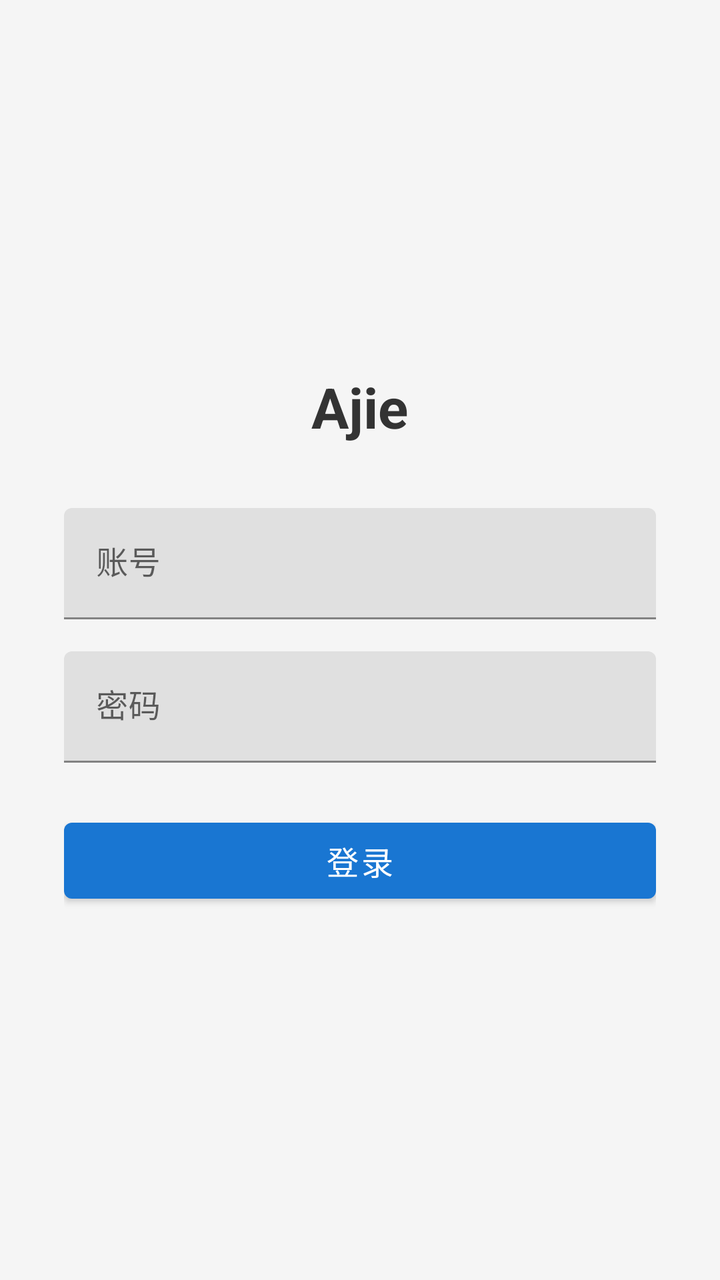
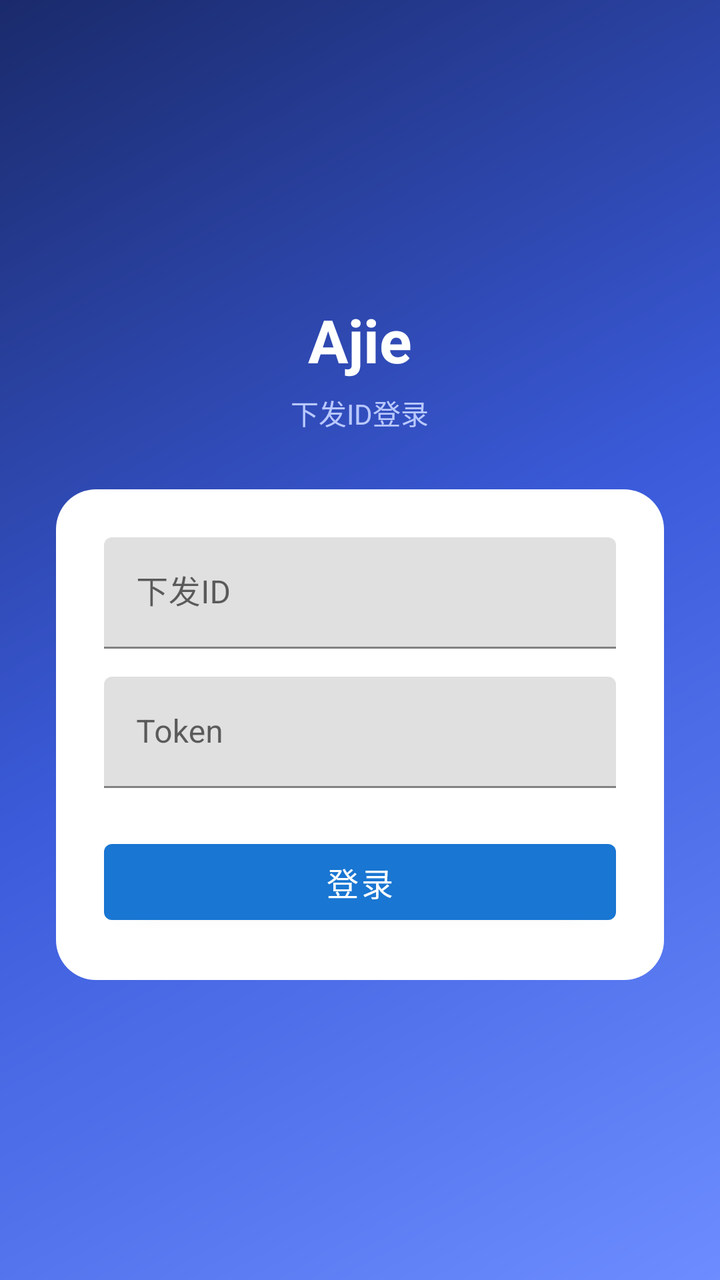

Compare the two renders of this Android layout. The source of the first and the diff that turns it into the second are given below.
<!-- AndroidManifest.xml: activity theme Theme.TaskHelper -->
<!-- res/layout/activity_login.xml -->
<?xml version="1.0" encoding="utf-8"?>
<LinearLayout xmlns:android="http://schemas.android.com/apk/res/android"
    android:layout_width="match_parent"
    android:layout_height="match_parent"
    android:background="#F5F5F5"
    android:gravity="center"
    android:orientation="vertical"
    android:padding="32dp">

    <TextView
        android:layout_width="wrap_content"
        android:layout_height="wrap_content"
        android:layout_marginBottom="32dp"
        android:text="Ajie"
        android:textColor="#333333"
        android:textSize="28sp"
        android:textStyle="bold" />

    <com.google.android.material.textfield.TextInputLayout
        android:layout_width="match_parent"
        android:layout_height="wrap_content"
        android:layout_marginBottom="16dp"
        android:hint="账号">

        <com.google.android.material.textfield.TextInputEditText
            android:id="@+id/et_username"
            android:layout_width="match_parent"
            android:layout_height="wrap_content"
            android:inputType="text" />
    </com.google.android.material.textfield.TextInputLayout>

    <com.google.android.material.textfield.TextInputLayout
        android:layout_width="match_parent"
        android:layout_height="wrap_content"
        android:layout_marginBottom="24dp"
        android:hint="密码">

        <com.google.android.material.textfield.TextInputEditText
            android:id="@+id/et_password"
            android:layout_width="match_parent"
            android:layout_height="wrap_content"
            android:inputType="textPassword" />
    </com.google.android.material.textfield.TextInputLayout>

    <com.google.android.material.button.MaterialButton
        android:id="@+id/btn_login"
        android:layout_width="match_parent"
        android:layout_height="50dp"
        android:text="登录"
        android:textSize="16sp" />

</LinearLayout>
<!-- resources referenced by this layout -->
<resources>
  <style name="Theme.TaskHelper" parent="Theme.MaterialComponents.Light.NoActionBar">
          <item name="colorPrimary">#1976D2</item>
          <item name="colorPrimaryVariant">#1565C0</item>
          <item name="colorOnPrimary">#FFFFFF</item>
          <item name="colorSecondary">#26A69A</item>
          <item name="colorSecondaryVariant">#00897B</item>
          <item name="colorOnSecondary">#FFFFFF</item>
          <item name="android:statusBarColor">#1565C0</item>
      </style>
</resources>

<!-- the commit's change to res/layout/activity_login.xml (unified diff, before → after) -->
@@ -2,51 +2,67 @@
 <LinearLayout xmlns:android="http://schemas.android.com/apk/res/android"
     android:layout_width="match_parent"
     android:layout_height="match_parent"
-    android:background="#F5F5F5"
+    android:background="@drawable/bg_login"
     android:gravity="center"
     android:orientation="vertical"
-    android:padding="32dp">
+    android:padding="28dp">
 
     <TextView
         android:layout_width="wrap_content"
         android:layout_height="wrap_content"
-        android:layout_marginBottom="32dp"
         android:text="Ajie"
-        android:textColor="#333333"
-        android:textSize="28sp"
+        android:textColor="#FFFFFF"
+        android:textSize="30sp"
         android:textStyle="bold" />
 
-    <com.google.android.material.textfield.TextInputLayout
+    <TextView
+        android:layout_width="wrap_content"
+        android:layout_height="wrap_content"
+        android:layout_marginTop="6dp"
+        android:layout_marginBottom="28dp"
+        android:text="下发ID登录"
+        android:textColor="#B9C8FF"
+        android:textSize="14sp" />
+
+    <LinearLayout
         android:layout_width="match_parent"
         android:layout_height="wrap_content"
-        android:layout_marginBottom="16dp"
-        android:hint="账号">
+        android:background="@drawable/bg_login_card"
+        android:orientation="vertical"
+        android:padding="24dp">
 
-        <com.google.android.material.textfield.TextInputEditText
-            android:id="@+id/et_username"
+        <com.google.android.material.textfield.TextInputLayout
             android:layout_width="match_parent"
             android:layout_height="wrap_content"
-            android:inputType="text" />
-    </com.google.android.material.textfield.TextInputLayout>
+            android:layout_marginBottom="14dp"
+            android:hint="下发ID">
 
-    <com.google.android.material.textfield.TextInputLayout
-        android:layout_width="match_parent"
-        android:layout_height="wrap_content"
-        android:layout_marginBottom="24dp"
-        android:hint="密码">
+            <com.google.android.material.textfield.TextInputEditText
+                android:id="@+id/et_username"
+                android:layout_width="match_parent"
+                android:layout_height="wrap_content"
+                android:inputType="text" />
+        </com.google.android.material.textfield.TextInputLayout>
 
-        <com.google.android.material.textfield.TextInputEditText
-            android:id="@+id/et_password"
+        <com.google.android.material.textfield.TextInputLayout
             android:layout_width="match_parent"
             android:layout_height="wrap_content"
-            android:inputType="textPassword" />
-    </com.google.android.material.textfield.TextInputLayout>
+            android:layout_marginBottom="22dp"
+            android:hint="Token">
 
-    <com.google.android.material.button.MaterialButton
-        android:id="@+id/btn_login"
-        android:layout_width="match_parent"
-        android:layout_height="50dp"
-        android:text="登录"
-        android:textSize="16sp" />
+            <com.google.android.material.textfield.TextInputEditText
+                android:id="@+id/et_password"
+                android:layout_width="match_parent"
+                android:layout_height="wrap_content"
+                android:inputType="text" />
+        </com.google.android.material.textfield.TextInputLayout>
+
+        <com.google.android.material.button.MaterialButton
+            android:id="@+id/btn_login"
+            android:layout_width="match_parent"
+            android:layout_height="50dp"
+            android:text="登录"
+            android:textSize="16sp" />
+    </LinearLayout>
 
 </LinearLayout>
<!-- resource entries referenced after the edit -->
@@ -1,5 +1,23 @@
 <!-- resources referenced by this layout -->
 <resources>
+  <!-- drawable bg_login (drawable) -->
+  <?xml version="1.0" encoding="utf-8"?>
+  <shape xmlns:android="http://schemas.android.com/apk/res/android"
+      android:shape="rectangle">
+      <gradient
+          android:angle="135"
+          android:startColor="#6C8CFF"
+          android:centerColor="#3B5BDB"
+          android:endColor="#1A2A6B"
+          android:type="linear" />
+  </shape>
+  <!-- drawable bg_login_card (drawable) -->
+  <?xml version="1.0" encoding="utf-8"?>
+  <shape xmlns:android="http://schemas.android.com/apk/res/android"
+      android:shape="rectangle">
+      <solid android:color="#FFFFFF" />
+      <corners android:radius="20dp" />
+  </shape>
   <style name="Theme.TaskHelper" parent="Theme.MaterialComponents.Light.NoActionBar">
           <item name="colorPrimary">#1976D2</item>
           <item name="colorPrimaryVariant">#1565C0</item>
